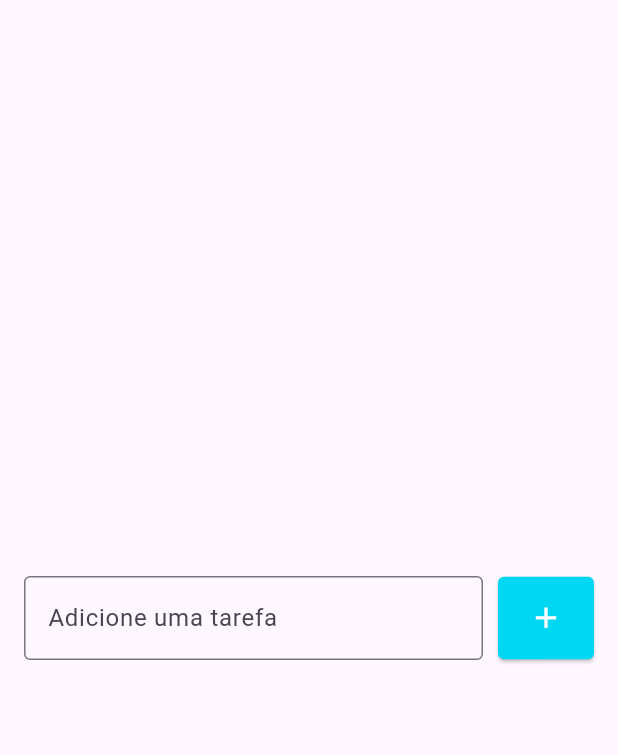
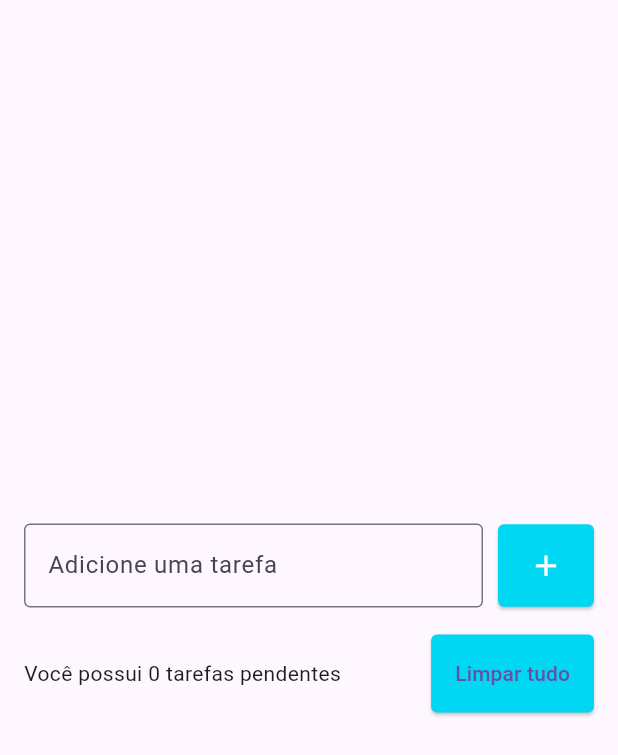
Before and after one commit to MarcosAndreLS/todo_list-learning_flutter, a Flutter app: the screen it shows after launch, on a phone screen of 412 x 824 dp. Shown: the top 755 px of the screen. Run offline on Flutter 3.47's test engine with Material 3 defaults, Android fonts, the phone set to English and light mode, and no system bars.

Commit message:
Adicionado botão de limpar tudo

```diff
--- a/lib/pages/todo_list_page.dart
+++ b/lib/pages/todo_list_page.dart
@@ -9,7 +9,10 @@ class TodoListPage extends StatelessWidget {
       body: Center(
         child: Padding(
           padding: const EdgeInsets.symmetric(horizontal: 16),
-          child: Row(
+          child: Column(
+            mainAxisSize: MainAxisSize.min,
+            children: [
+              Row(
                 children: [
                   Expanded(
                     child: TextField(
@@ -41,6 +44,33 @@ class TodoListPage extends StatelessWidget {
                   ),
                 ],
               ),
+              SizedBox(height: 18),
+              Row(
+                children: [
+                  Expanded(
+                    child: Text(
+                      'Você possui 0 tarefas pendentes',
+                    ),
+                  ),
+                  SizedBox(width: 8),
+                  ElevatedButton(
+                    onPressed: () {},
+                    style: ElevatedButton.styleFrom(
+                      //foregroundColor: Colors.yellow,
+                      backgroundColor: Color(0xff00d7f3),
+                      padding: EdgeInsets.all(16),
+                      shape: RoundedRectangleBorder(
+                        borderRadius: BorderRadius.circular(
+                          4,
+                        ), // Deixa menos arredondado
+                      ),
+                    ),
+                    child: Text('Limpar tudo'),
+                  ),
+                ],
+              ),
+            ],
+          ),
         ),
       ),
     );
```
Lines whose indentation alone changed are shown as unchanged.
